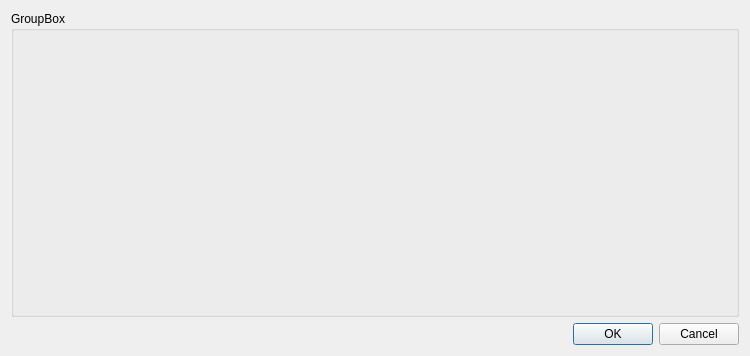
Above: ui/sub_dlg_data.ui from wzmsykk/EMIT_PROG before the change. Below: the same form after it.
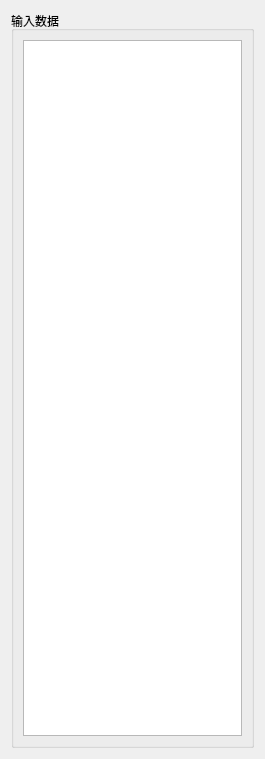
That is the form after the change.

Patch:
```diff
--- a/ui/sub_dlg_data.ui
+++ b/ui/sub_dlg_data.ui
@@ -6,8 +6,8 @@
    <rect>
     <x>0</x>
     <y>0</y>
-    <width>750</width>
-    <height>356</height>
+    <width>265</width>
+    <height>759</height>
    </rect>
   </property>
   <property name="windowTitle">
@@ -17,18 +17,13 @@
    <item>
     <widget class="QGroupBox" name="groupBox">
      <property name="title">
-      <string>GroupBox</string>
+      <string>输入数据</string>
      </property>
-    </widget>
-   </item>
-   <item>
-    <widget class="QDialogButtonBox" name="buttonBox">
-     <property name="orientation">
-      <enum>Qt::Horizontal</enum>
-     </property>
-     <property name="standardButtons">
-      <set>QDialogButtonBox::Cancel|QDialogButtonBox::Ok</set>
-     </property>
+     <layout class="QHBoxLayout" name="horizontalLayout">
+      <item>
+       <widget class="QTableView" name="tableView"/>
+      </item>
+     </layout>
     </widget>
    </item>
   </layout>
```
Left out of the diff: 35 changed lines with no effect on the pictures.
